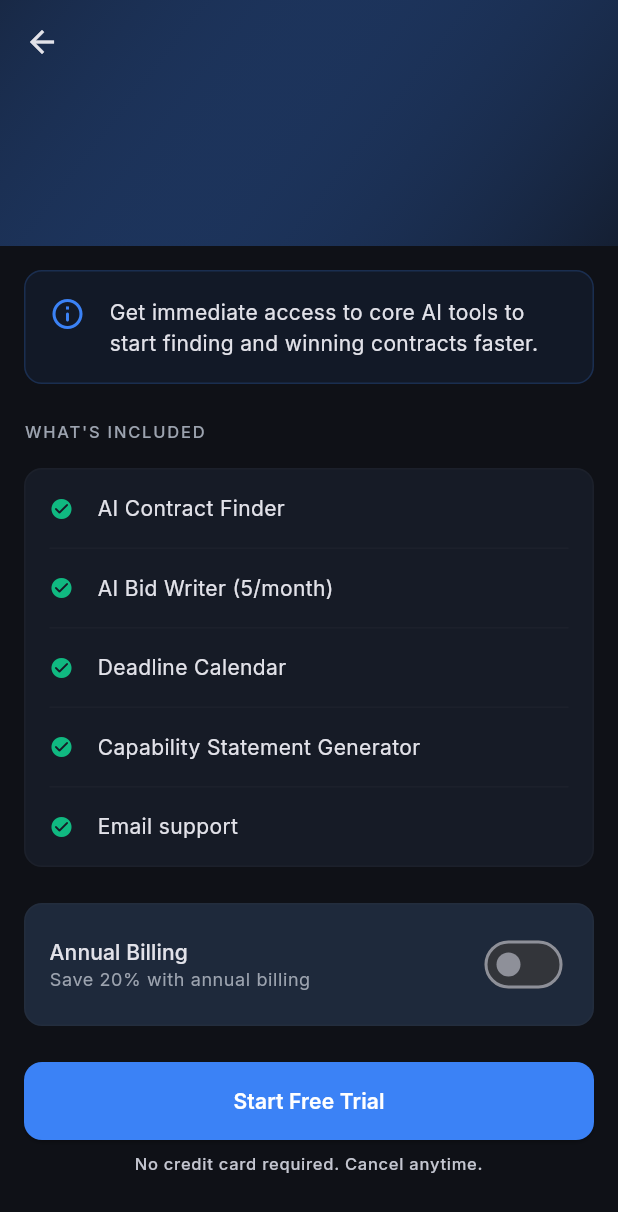
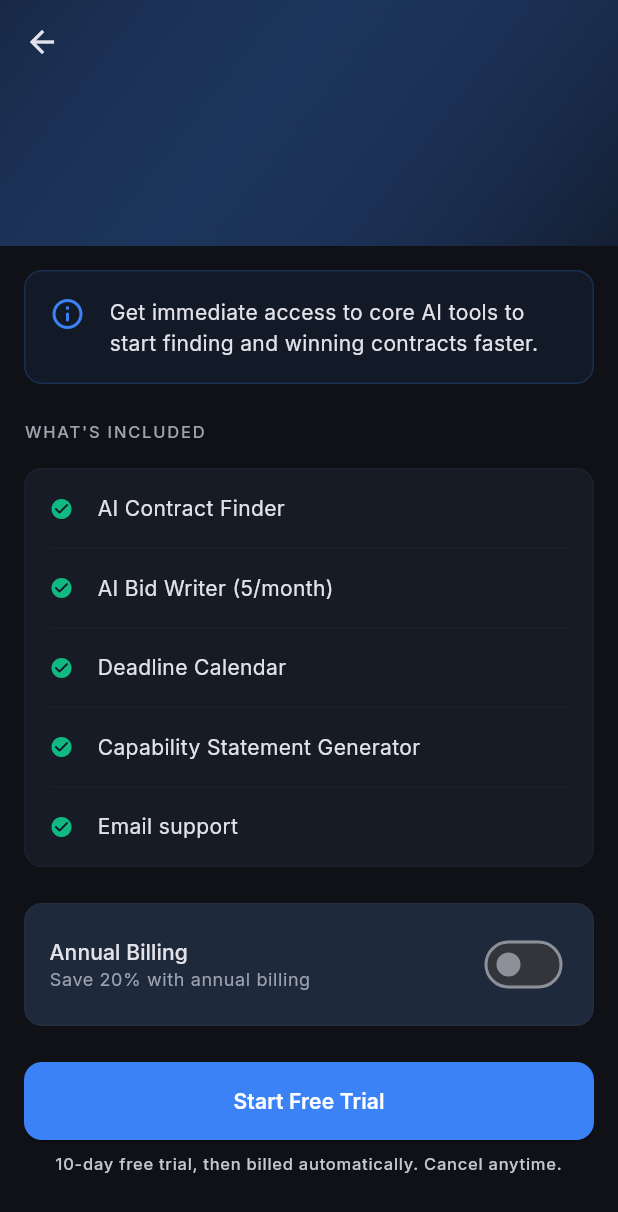
Before and after one commit to germainlouiky/primio-KoreNex-c22eb863, a Flutter app: the PricingDetailScreen screen opened directly with sample values from the repository, scrolled down 156 dp, on a phone screen of 412 x 824 dp. Shown: the top 1212 px of the screen. Run offline on Flutter 3.47's test engine with Material 3 defaults, Android fonts, the phone set to English and light mode, and no system bars; our stand-ins replace go_router, google_fonts, shared_preferences, supabase_flutter, table_calendar; accounts and stored records are empty.

Commit message:
chore: update trial disclaimer on pricing detail screen
Update the disclaimer text for non-enterprise plans to reflect the 10-day free trial before billing.

Primio-revision: 1f19ce7a-d93f-6790-8179-99c33f99571f

```diff
--- a/lib/screens/pricing_detail_screen.dart
+++ b/lib/screens/pricing_detail_screen.dart
@@ -494,7 +494,7 @@ class _CtaSectionState extends State<_CtaSection> {
         Text(
           widget.tier.name == 'Enterprise'
               ? 'No commitment required. Talk to sales today.'
-              : 'No credit card required. Cancel anytime.',
+              : '10-day free trial, then billed automatically. Cancel anytime.',
           style: widget.text.labelSmall,
           textAlign: TextAlign.center,
         ),
```
